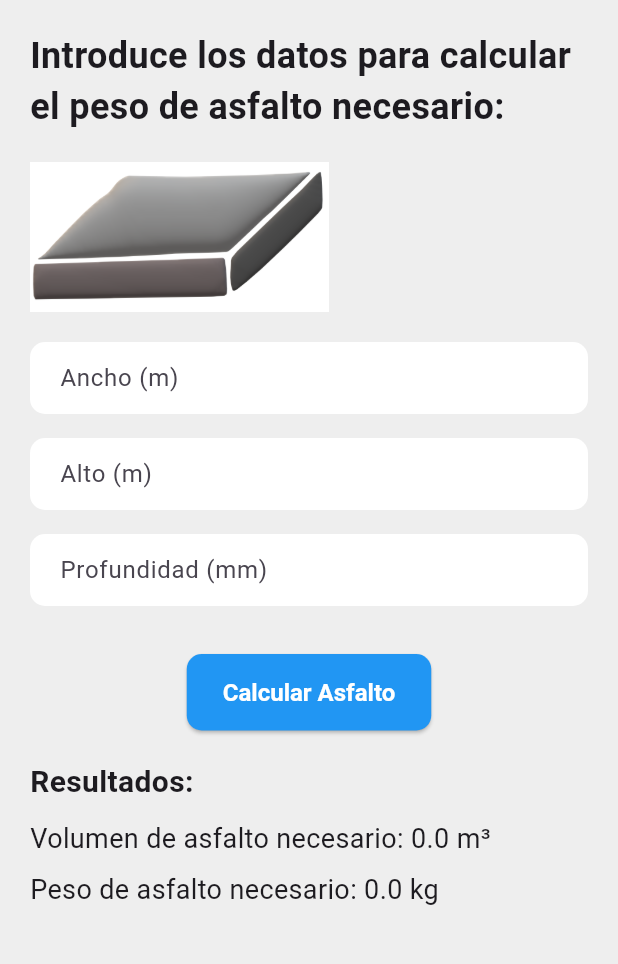
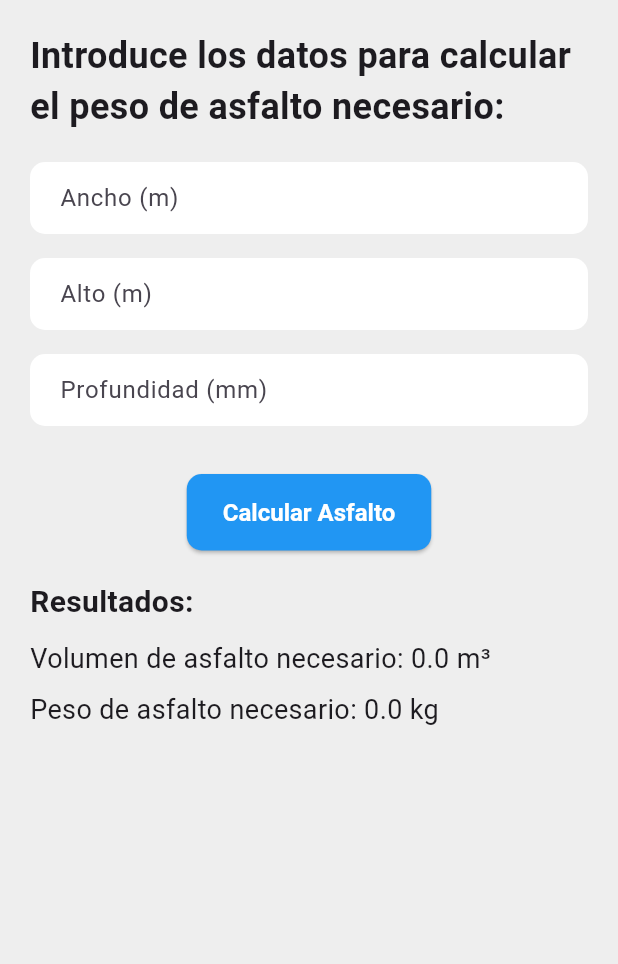
Before and after one commit to mgascons/calculadora_asfalto, a Flutter app: the screen it shows after launch, on a phone screen of 412 x 824 dp, the part 84-1048 px from its top. Run offline on Flutter 3.47's test engine with Material 3 defaults, Android fonts, the phone set to English and light mode, and no system bars.

Commit message:
commit cambios imagen

```diff
--- a/lib/main.dart
+++ b/lib/main.dart
@@ -101,11 +101,11 @@ class _MyHomePageState extends State<MyHomePage> {
                     fontWeight: FontWeight.bold,
                   ),
                 ),
-                SizedBox(height: 20),
+                /*SizedBox(height: 20),
                 Image.asset(
                   'assets/images/explicacion.png',
-                  height: 100, // Ajusta el tamaño según sea necesario
-                ),
+                  height: 400, // Ajusta el tamaño según sea necesario
+                ),*/
                 SizedBox(height: 20),
                 TextFormField(
                   controller: _anchoController,
```
